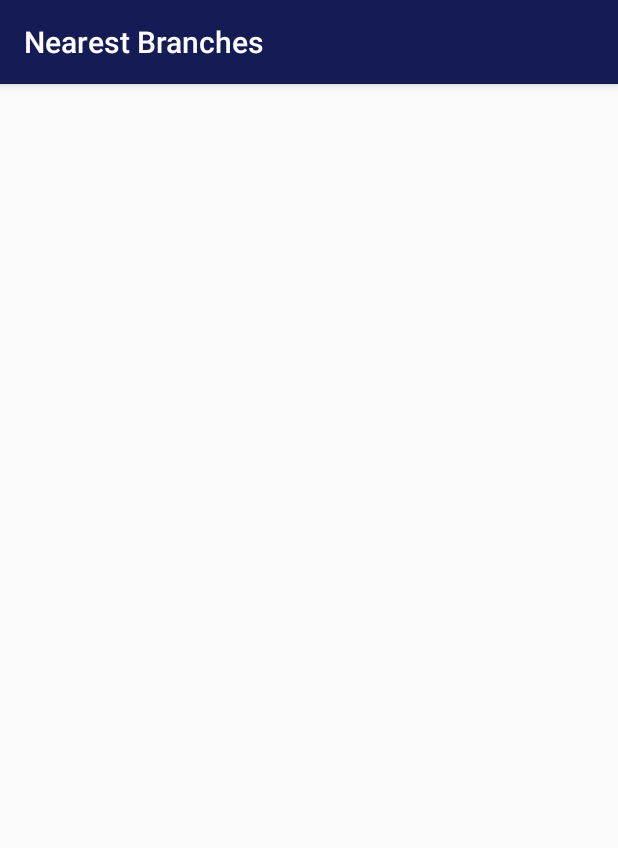
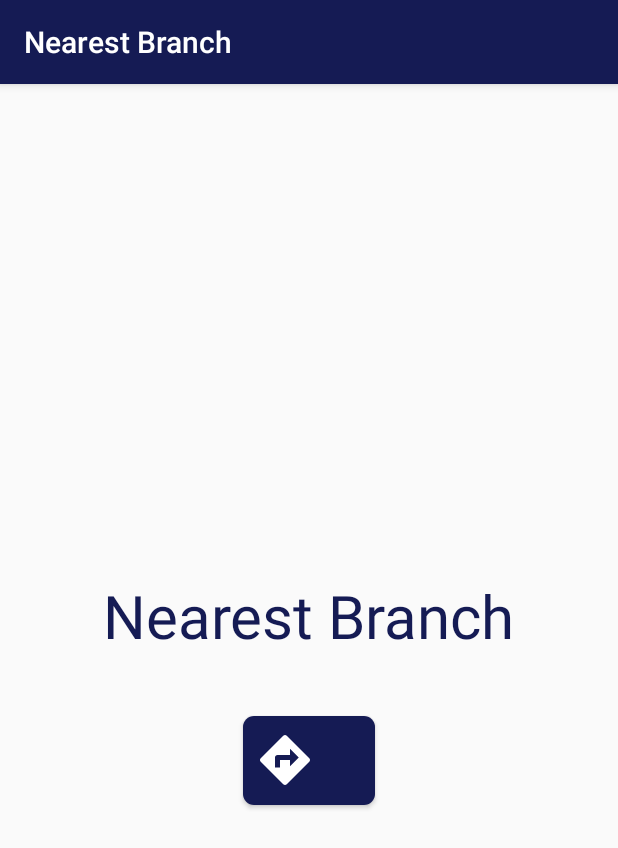
Before and after one commit to AhmedMaad/Bank-Ticket, an Android app: the NearestBranch screen opened directly, with no data from a screen before it, on a phone screen of 412 x 824 dp. Shown: the top 848 px of the screen. Run offline under Robolectric (Android 15) with nearby library versions, the light colour scheme and no system bars.

Commit message:
nearest branch design

```diff
--- a/app/src/main/AndroidManifest.xml
+++ b/app/src/main/AndroidManifest.xml
@@ -11,7 +11,7 @@
         android:theme="@style/AppTheme">
         <activity
             android:name=".NearestBranch"
-            android:label="@string/nearstbranch" />
+            android:label="@string/neareastbranch" />
         <activity
             android:name=".Ticket"
             android:label="Ticket" />
@@ -19,7 +19,7 @@
             android:name=".TakeTurn"
             android:label="Take Turn" />
         <activity
-            android:name=".Home"
+            android:name=".Splash"
             android:label="Home" />
         <activity
             android:name=".Language"
@@ -31,7 +31,7 @@
         <activity
             android:name=".Login"
             android:label="@string/login" />
-        <activity android:name=".Splash">
+        <activity android:name=".Home">
             <intent-filter>
                 <action android:name="android.intent.action.MAIN" />
 
--- a/app/src/main/java/com/maad/bankticket/NearestBranch.java
+++ b/app/src/main/java/com/maad/bankticket/NearestBranch.java
@@ -4,11 +4,19 @@ import androidx.appcompat.app.AppCompatActivity;
 
 import android.os.Bundle;
 
+import java.util.ArrayList;
+import java.util.List;
+
 public class NearestBranch extends AppCompatActivity {
+
+    private ArrayList<Branch> branches = new ArrayList<>();
 
     @Override
     protected void onCreate(Bundle savedInstanceState) {
         super.onCreate(savedInstanceState);
         setContentView(R.layout.activity_nearest_branch);
+
+        //branches.add()
+
     }
 }
--- /dev/null
+++ b/app/src/main/res/drawable/ic_directions.xml
@@ -0,0 +1,10 @@
+<vector xmlns:android="http://schemas.android.com/apk/res/android"
+    android:width="40dp"
+    android:height="40dp"
+    android:tint="@color/colorwhite"
+    android:viewportWidth="24"
+    android:viewportHeight="24">
+    <path
+        android:fillColor="@android:color/white"
+        android:pathData="M21.71,11.29l-9,-9c-0.39,-0.39 -1.02,-0.39 -1.41,0l-9,9c-0.39,0.39 -0.39,1.02 0,1.41l9,9c0.39,0.39 1.02,0.39 1.41,0l9,-9c0.39,-0.38 0.39,-1.01 0,-1.41zM14,14.5V12h-4v3H8v-4c0,-0.55 0.45,-1 1,-1h5V7.5l3.5,3.5 -3.5,3.5z" />
+</vector>
--- a/app/src/main/res/layout/activity_nearest_branch.xml
+++ b/app/src/main/res/layout/activity_nearest_branch.xml
@@ -1,9 +1,34 @@
 <?xml version="1.0" encoding="utf-8"?>
-<androidx.constraintlayout.widget.ConstraintLayout xmlns:android="http://schemas.android.com/apk/res/android"
+<LinearLayout xmlns:android="http://schemas.android.com/apk/res/android"
     xmlns:app="http://schemas.android.com/apk/res-auto"
     xmlns:tools="http://schemas.android.com/tools"
     android:layout_width="match_parent"
     android:layout_height="match_parent"
+    android:gravity="center"
+    android:orientation="vertical"
     tools:context=".NearestBranch">
 
-</androidx.constraintlayout.widget.ConstraintLayout>
+    <TextView
+        android:layout_width="wrap_content"
+        android:layout_height="wrap_content"
+        android:layout_marginTop="40dp"
+        android:text="@string/neareastbranch"
+        android:textColor="@color/colorPrimary"
+        android:textSize="40sp" />
+
+    <Button
+        android:id="@+id/signup"
+        android:layout_width="wrap_content"
+        android:layout_height="wrap_content"
+        android:layout_gravity="center_horizontal"
+        android:layout_marginTop="40dp"
+        android:background="@drawable/ovalbtn"
+        android:drawableStart="@drawable/ic_directions"
+        android:drawablePadding="8dp"
+        android:padding="8dp"
+        android:textAllCaps="false"
+        android:textColor="@color/colorwhite"
+        android:textSize="32sp"
+        tools:text="Dokki" />
+
+</LinearLayout>
```
Also changed, not shown: app/src/main/java/com/maad/bankticket/Branch.java (added, +26 -0 lines), app/src/main/java/com/maad/bankticket/Home.java (+7 -6 lines), app/src/main/java/com/maad/bankticket/TakeTurn.java (+10 -4 lines), app/src/main/res/values/strings.xml (+12 -1 lines).
